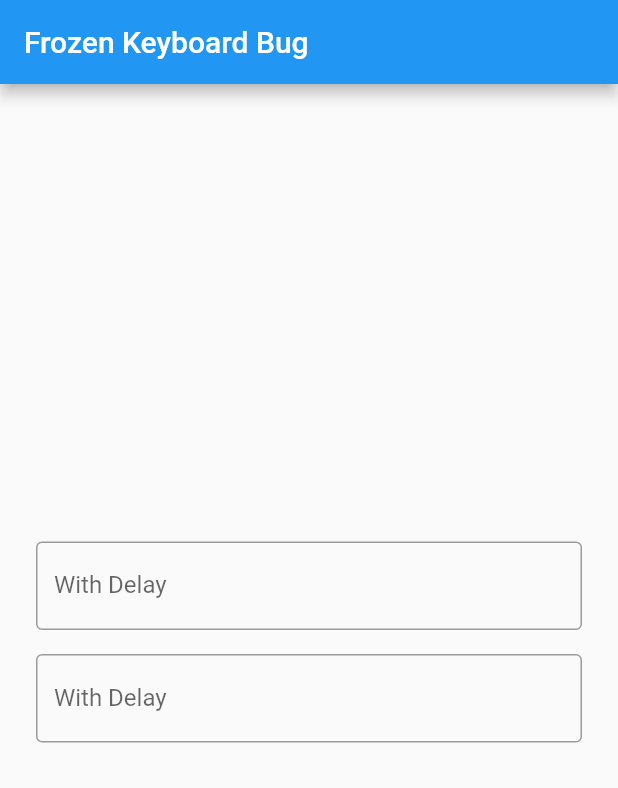
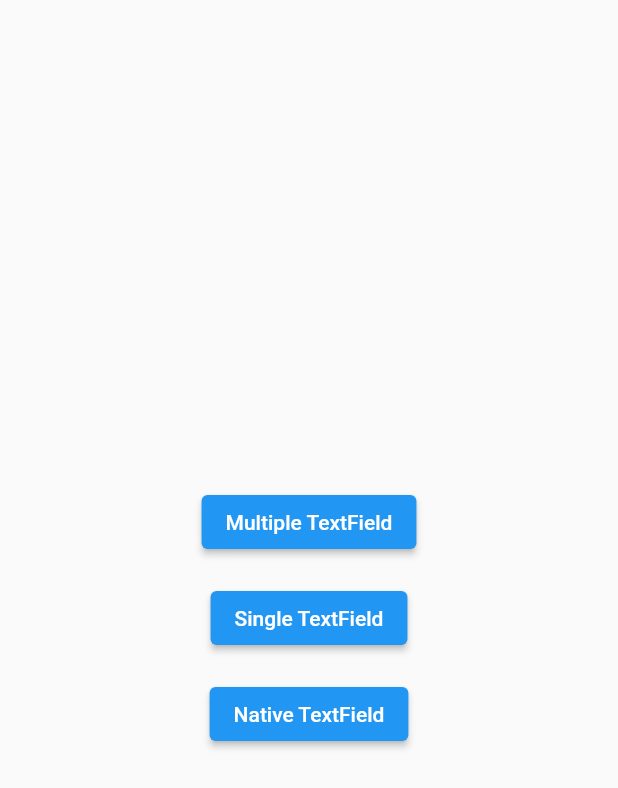
Before and after one commit to KaungKhantHtun/frozen_bug_fix, a Flutter app: the screen it shows after launch, on a phone screen of 412 x 824 dp. Shown: the top 788 px of the screen. Run offline on Flutter 3.47's test engine with Material 2 defaults, Android fonts, the phone set to English and light mode, and no system bars; our stand-ins replace flutter_native_text_input; missing offline and left inert: keyboard_name.

Commit message:
divide pages

```diff
--- /dev/null
+++ b/lib/home_page.dart
@@ -0,0 +1,58 @@
+import 'package:flutter/material.dart';
+import 'package:frozen_keyboard_error/multiple_textfiled_page.dart';
+import 'package:frozen_keyboard_error/native_textfield.dart';
+import 'package:frozen_keyboard_error/single_textfield_page.dart';
+
+class HomePage extends StatefulWidget {
+  const HomePage({Key? key}) : super(key: key);
+
+  @override
+  State<HomePage> createState() => _HomePageState();
+}
+
+class _HomePageState extends State<HomePage> {
+  @override
+  Widget build(BuildContext context) {
+    return Scaffold(
+      body: Center(
+        child: Column(
+          mainAxisAlignment: MainAxisAlignment.center,
+          children: [
+            ElevatedButton(
+              onPressed: () {
+                Navigator.push(
+                    context,
+                    MaterialPageRoute(
+                      builder: (context) => MultipleTextFieldPage(),
+                    ));
+              },
+              child: Text('Multiple TextField'),
+            ),
+            SizedBox(height: 16,),
+            ElevatedButton(
+              onPressed: () {
+                Navigator.push(
+                    context,
+                    MaterialPageRoute(
+                      builder: (context) => SingleTextFieldPage(),
+                    ));
+              },
+              child: Text('Single TextField'),
+            ),
+            SizedBox(height: 16,),
+            ElevatedButton(
+              onPressed: () {
+                Navigator.push(
+                    context,
+                    MaterialPageRoute(
+                      builder: (context) => NativeTextFieldPage(),
+                    ));
+              },
+              child: Text('Native TextField'),
+            ),
+          ],
+        ),
+      ),
+    );
+  }
+}
--- a/lib/main.dart
+++ b/lib/main.dart
@@ -1,5 +1,7 @@
 import 'package:flutter/material.dart';
-import 'package:frozen_keyboard_error/frozen_keyboard_page.dart';
+import 'package:frozen_keyboard_error/multiple_textfiled_page.dart';
+
+import 'home_page.dart';
 
 void main() {
   runApp(const MyApp());
@@ -25,7 +27,7 @@ class MyApp extends StatelessWidget {
         // is not restarted.
         primarySwatch: Colors.blue,
       ),
-      home: FrozenKeyboardPage(),
+      home: HomePage(),
     );
   }
 }
--- a/lib/frozen_keyboard_page.dart
+++ b/lib/single_textfield_page.dart
@@ -3,16 +3,15 @@ import 'package:flutter/services.dart';
 import 'package:flutter_native_text_input/flutter_native_text_input.dart';
 import 'package:keyboard_name/keyboard_name.dart';
 
-class FrozenKeyboardPage extends StatefulWidget {
-  const FrozenKeyboardPage({Key? key}) : super(key: key);
+class SingleTextFieldPage extends StatefulWidget {
+  const SingleTextFieldPage({Key? key}) : super(key: key);
 
   @override
-  State<FrozenKeyboardPage> createState() => _FrozenKeyboardPageState();
+  State<SingleTextFieldPage> createState() => _SingleTextFieldPageState();
 }
 
-class _FrozenKeyboardPageState extends State<FrozenKeyboardPage> {
+class _SingleTextFieldPageState extends State<SingleTextFieldPage> {
   FocusNode nodeOne = FocusNode();
-  FocusNode nodeTwo = FocusNode();
 
   customFocusNode() async {
     String? keyboardVendor = await KeyboardName.getVendorName;
@@ -41,7 +40,6 @@ class _FrozenKeyboardPageState extends State<FrozenKeyboardPage> {
 
   _asssignNode() async {
     nodeOne = await customFocusNode();
-    nodeTwo = await customFocusNode();
     setState(() {});
   }
 
@@ -64,14 +62,13 @@ class _FrozenKeyboardPageState extends State<FrozenKeyboardPage> {
             SizedBox(
               height: 16,
             ),
-            TextField(
-              focusNode: nodeTwo,
-              decoration: InputDecoration(
-                  border: OutlineInputBorder(), label: Text('With Delay')),
+            Container(
+              height: 1,
+              width: 1,
+              child: TextField(
+              ),
             ),
-            SizedBox(
-              height: 24,
-            ),
+
           ],
         ),
       ),
```
Also changed, not shown: lib/multiple_textfiled_page.dart (added, +87 -0 lines), lib/native_textfield.dart (added, +26 -0 lines).
